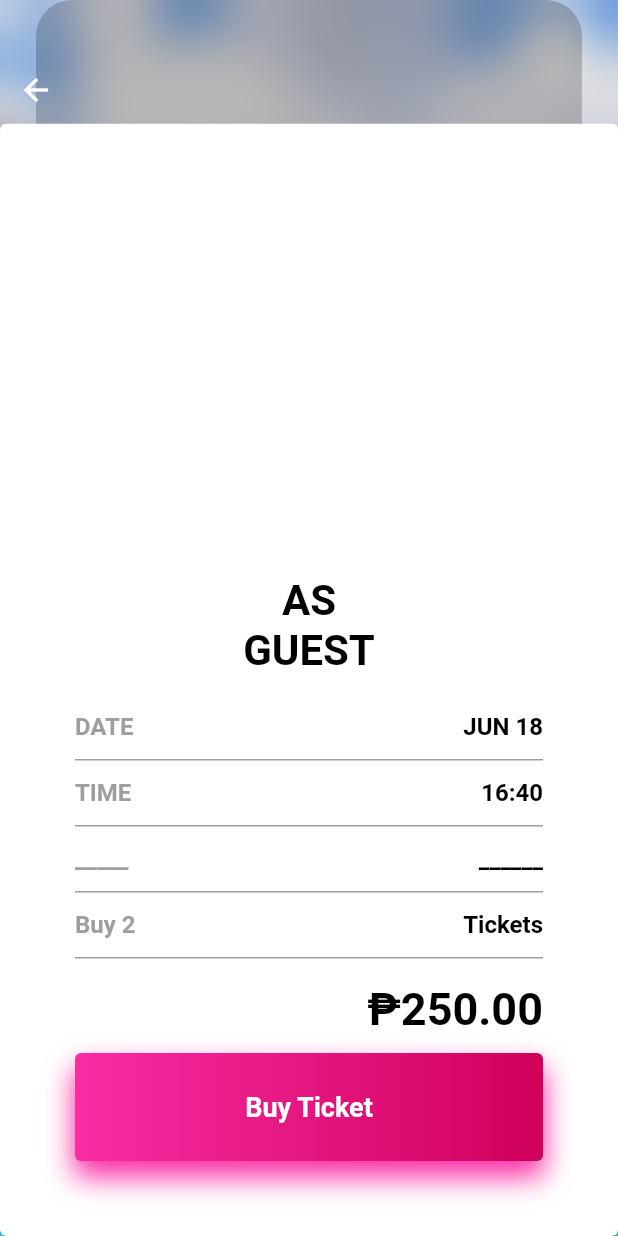
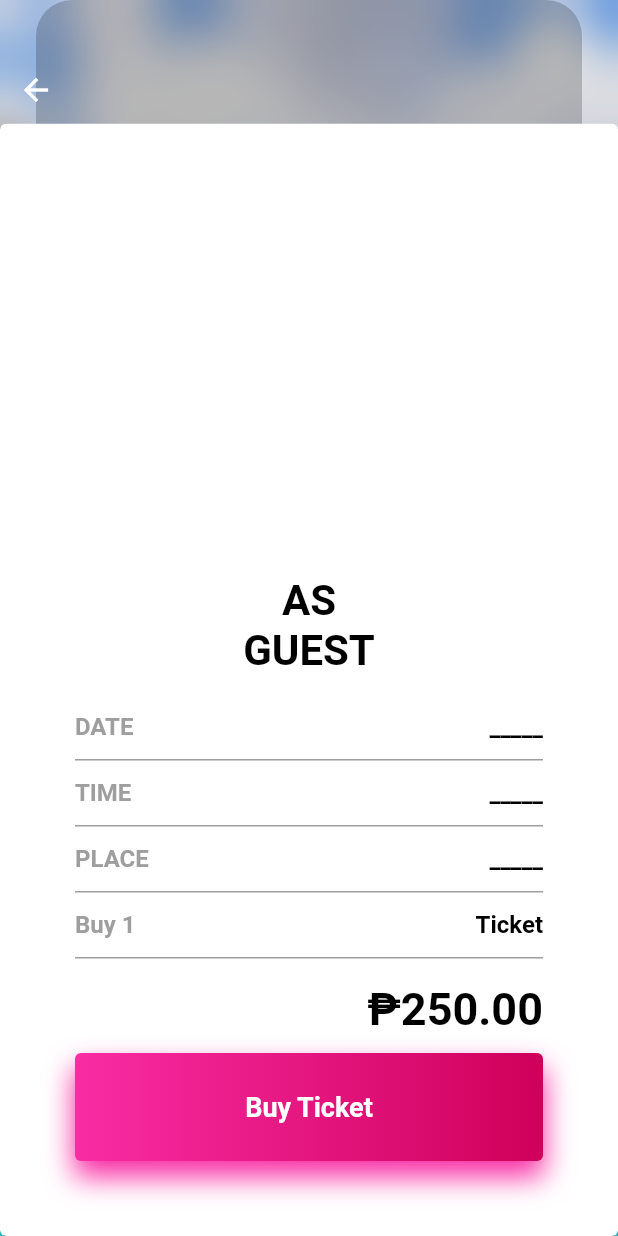
Before and after one commit to Nerb000/appticket, a Flutter app: the HomePage screen opened directly, after a tap on "SUNDAY", after a tap on "10:30", after a tap on "Buy Ticket", on a phone screen of 412 x 824 dp. Run offline on Flutter 3.47's test engine with Material 2 defaults, Android fonts, the light colour scheme and no system bars; our stand-ins replace carousel_slider.

Commit message:
69 commit

```diff
--- a/lib/widget/detail.dart
+++ b/lib/widget/detail.dart
@@ -513,10 +513,10 @@ class TicketInfoItems {
 }
 
 List<TicketInfoItems> items = [
-  TicketInfoItems("DATE", "JUN 18"),
-  TicketInfoItems("TIME", "16:40"),
-  TicketInfoItems("_____", "______"),
-  TicketInfoItems("Buy 2", "Tickets"),
+  TicketInfoItems("DATE", "_____"),
+  TicketInfoItems("TIME", "_____"),
+  TicketInfoItems("PLACE", "_____"),
+  TicketInfoItems("Buy 1", "Ticket"),
 ];
 
 class TicketInfoItem extends StatelessWidget {
```
